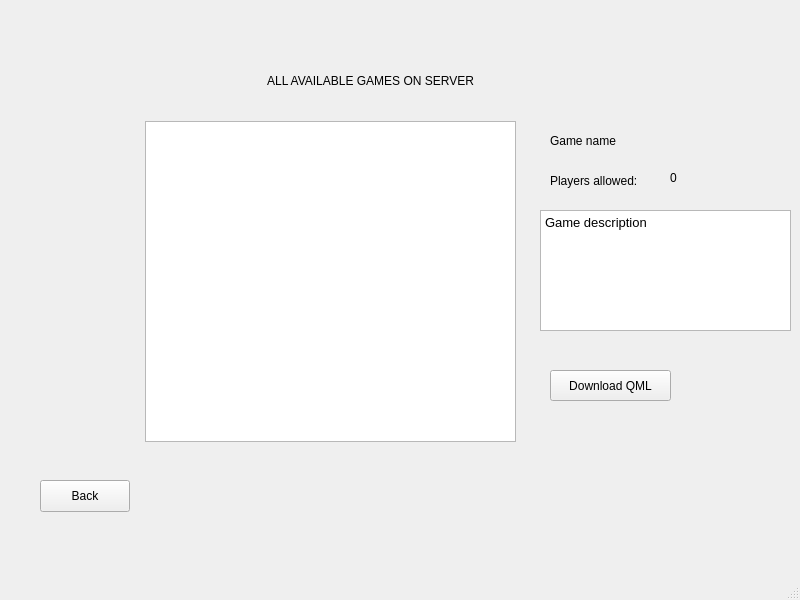
Qt form client/views/gameslistview.ui (cavoke-project/cavoke) before a commit.
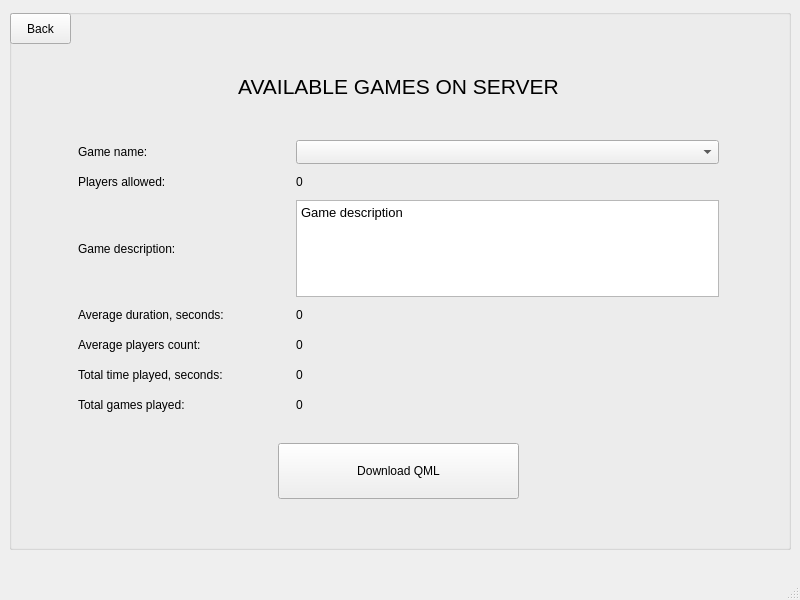
The same form after that commit.

Commit message: Game statistics done, gameslistview reworked

The edit to the form file:
```diff
--- a/client/views/gameslistview.ui
+++ b/client/views/gameslistview.ui
@@ -26,56 +26,107 @@
    <string>Cavoke</string>
   </property>
   <widget class="QWidget" name="centralwidget">
+   <widget class="QGroupBox" name="groupBox">
+    <property name="geometry">
+     <rect>
+      <x>9</x>
+      <y>9</y>
+      <width>782</width>
+      <height>541</height>
+     </rect>
+    </property>
+    <property name="title">
+     <string/>
+    </property>
    <widget class="QPushButton" name="backButton">
     <property name="geometry">
      <rect>
-      <x>40</x>
-      <y>480</y>
-      <width>90</width>
-      <height>32</height>
+       <x>1</x>
+       <y>4</y>
+       <width>61</width>
+       <height>31</height>
      </rect>
     </property>
     <property name="text">
      <string>Back</string>
     </property>
    </widget>
-   <widget class="QLabel" name="label">
+    <widget class="QWidget" name="gridLayoutWidget">
     <property name="geometry">
      <rect>
-      <x>250</x>
-      <y>60</y>
-      <width>241</width>
-      <height>41</height>
-     </rect>
-    </property>
-    <property name="text">
-     <string>ALL AVAILABLE GAMES ON SERVER</string>
-    </property>
-    <property name="scaledContents">
-     <bool>false</bool>
-    </property>
-    <property name="alignment">
-     <set>Qt::AlignCenter</set>
-    </property>
-   </widget>
-   <widget class="QListWidget" name="gamesListWidget">
-    <property name="geometry">
-     <rect>
-      <x>145</x>
-      <y>121</y>
-      <width>371</width>
-      <height>321</height>
-     </rect>
-    </property>
-   </widget>
+       <x>59</x>
+       <y>29</y>
+       <width>661</width>
+       <height>481</height>
+      </rect>
+     </property>
+     <layout class="QGridLayout" name="gridLayout" rowstretch="4,1,1,4,1,1,1,1,4" columnstretch="1,2">
+      <property name="leftMargin">
+       <number>10</number>
+      </property>
+      <property name="rightMargin">
+       <number>10</number>
+      </property>
+      <item row="1" column="1">
+       <widget class="QComboBox" name="gameNameComboBox">
+        <property name="sizePolicy">
+         <sizepolicy hsizetype="Ignored" vsizetype="Ignored">
+          <horstretch>0</horstretch>
+          <verstretch>0</verstretch>
+         </sizepolicy>
+        </property>
+       </widget>
+      </item>
+      <item row="8" column="0" colspan="2">
+       <layout class="QHBoxLayout" name="horizontalLayout_2">
+        <property name="leftMargin">
+         <number>200</number>
+        </property>
+        <property name="topMargin">
+         <number>20</number>
+        </property>
+        <property name="rightMargin">
+         <number>200</number>
+        </property>
+        <property name="bottomMargin">
+         <number>20</number>
+        </property>
+        <item>
+         <widget class="QPushButton" name="downloadQmlButton">
+          <property name="sizePolicy">
+           <sizepolicy hsizetype="Ignored" vsizetype="Ignored">
+            <horstretch>0</horstretch>
+            <verstretch>0</verstretch>
+           </sizepolicy>
+          </property>
+          <property name="text">
+           <string>Download QML</string>
+          </property>
+         </widget>
+        </item>
+       </layout>
+      </item>
+      <item row="2" column="0">
+       <widget class="QLabel" name="label_3">
+        <property name="text">
+         <string>Players allowed:</string>
+        </property>
+       </widget>
+      </item>
+      <item row="1" column="0">
+       <widget class="QLabel" name="label_2">
+        <property name="text">
+         <string>Game name:</string>
+        </property>
+       </widget>
+      </item>
+      <item row="3" column="1">
    <widget class="QTextBrowser" name="gameDescriptionTextBrowser">
-    <property name="geometry">
-     <rect>
-      <x>540</x>
-      <y>210</y>
-      <width>251</width>
-      <height>121</height>
-     </rect>
+        <property name="sizePolicy">
+         <sizepolicy hsizetype="Ignored" vsizetype="Ignored">
+          <horstretch>0</horstretch>
+          <verstretch>0</verstretch>
+         </sizepolicy>
     </property>
     <property name="html">
      <string>&lt;!DOCTYPE HTML PUBLIC &quot;-//W3C//DTD HTML 4.0//EN&quot; &quot;http://www.w3.org/TR/REC-html40/strict.dtd&quot;&gt;
@@ -85,57 +136,97 @@
 &lt;p style=&quot; margin-top:0px; margin-bottom:0px; margin-left:0px; margin-right:0px; -qt-block-indent:0; text-indent:0px;&quot;&gt;Game description&lt;/p&gt;&lt;/body&gt;&lt;/html&gt;</string>
     </property>
    </widget>
-   <widget class="QLabel" name="gameNameLabel">
-    <property name="geometry">
-     <rect>
-      <x>550</x>
-      <y>130</y>
-      <width>221</width>
-      <height>21</height>
-     </rect>
-    </property>
+      </item>
+      <item row="2" column="1">
+       <widget class="QLabel" name="playersAllowedLabel">
+        <property name="text">
+         <string>0</string>
+        </property>
+       </widget>
+      </item>
+      <item row="4" column="0">
+       <widget class="QLabel" name="label_6">
     <property name="text">
-     <string>Game name</string>
-    </property>
-   </widget>
-   <widget class="QLabel" name="label_3">
-    <property name="geometry">
-     <rect>
-      <x>550</x>
-      <y>170</y>
-      <width>111</width>
-      <height>21</height>
-     </rect>
-    </property>
+         <string>Average duration, seconds:</string>
+        </property>
+       </widget>
+      </item>
+      <item row="3" column="0">
+       <widget class="QLabel" name="label_5">
+        <property name="text">
+         <string>Game description:</string>
+        </property>
+       </widget>
+      </item>
+      <item row="5" column="0">
+       <widget class="QLabel" name="label_7">
     <property name="text">
-     <string>Players allowed:</string>
-    </property>
-   </widget>
-   <widget class="QLabel" name="playersAmountLabel">
-    <property name="geometry">
-     <rect>
-      <x>670</x>
-      <y>170</y>
-      <width>57</width>
-      <height>16</height>
-     </rect>
-    </property>
+         <string>Average players count:</string>
+        </property>
+       </widget>
+      </item>
+      <item row="0" column="0" colspan="2">
+       <widget class="QLabel" name="label">
+        <property name="font">
+         <font>
+          <pointsize>16</pointsize>
+         </font>
+        </property>
+        <property name="layoutDirection">
+         <enum>Qt::LeftToRight</enum>
+        </property>
     <property name="text">
+         <string>AVAILABLE GAMES ON SERVER</string>
+        </property>
+        <property name="alignment">
+         <set>Qt::AlignCenter</set>
+        </property>
+       </widget>
+      </item>
+      <item row="6" column="0">
+       <widget class="QLabel" name="label_8">
+        <property name="text">
+         <string>Total time played, seconds:</string>
+        </property>
+       </widget>
+      </item>
+      <item row="7" column="0">
+       <widget class="QLabel" name="label_9">
+        <property name="text">
+         <string>Total games played:</string>
+        </property>
+       </widget>
+      </item>
+      <item row="4" column="1">
+       <widget class="QLabel" name="averageDurationLabel">
+        <property name="text">
      <string>0</string>
     </property>
    </widget>
-   <widget class="QPushButton" name="downloadQmlButton">
-    <property name="geometry">
-     <rect>
-      <x>550</x>
-      <y>370</y>
-      <width>121</width>
-      <height>31</height>
-     </rect>
-    </property>
+      </item>
+      <item row="5" column="1">
+       <widget class="QLabel" name="averagePlayersLabel">
+        <property name="text">
+         <string>0</string>
+        </property>
+       </widget>
+      </item>
+      <item row="6" column="1">
+       <widget class="QLabel" name="totalTimePlayedLabel">
     <property name="text">
-     <string>Download QML</string>
-    </property>
+         <string>0</string>
+        </property>
+       </widget>
+      </item>
+      <item row="7" column="1">
+       <widget class="QLabel" name="totalGamesPlayedLabel">
+        <property name="text">
+         <string>0</string>
+        </property>
+       </widget>
+      </item>
+     </layout>
+    </widget>
    </widget>
   </widget>
   <widget class="QMenuBar" name="menubar">
```
Lines whose indentation alone changed are shown as unchanged. The commit also changes 5 other files.
